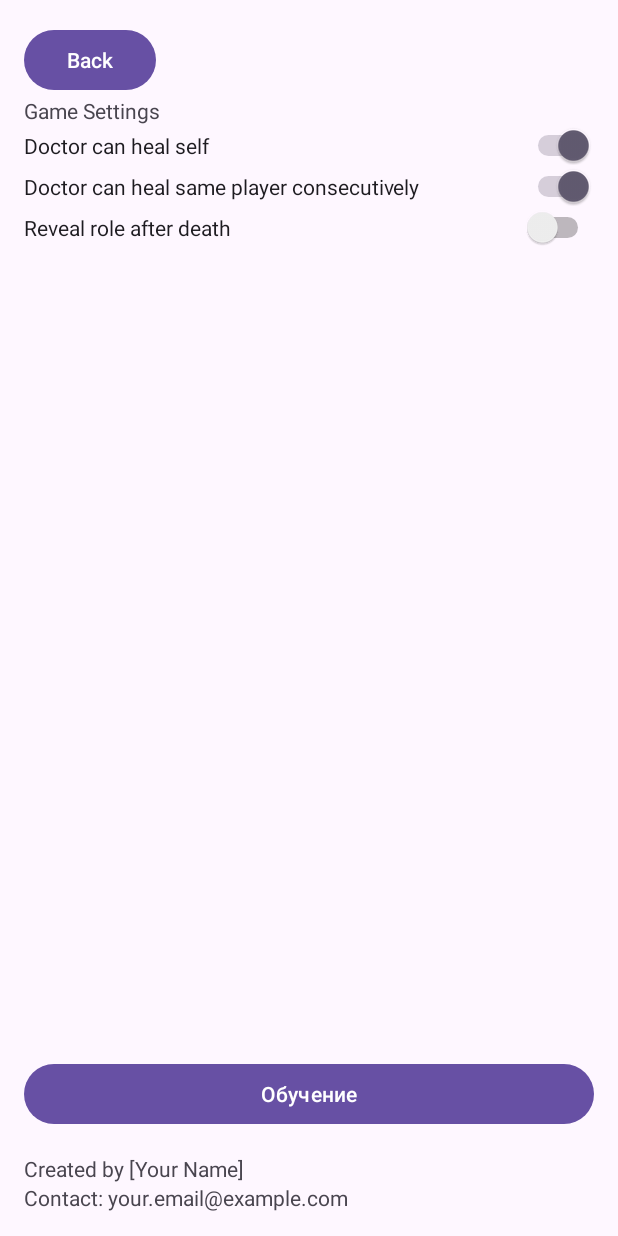
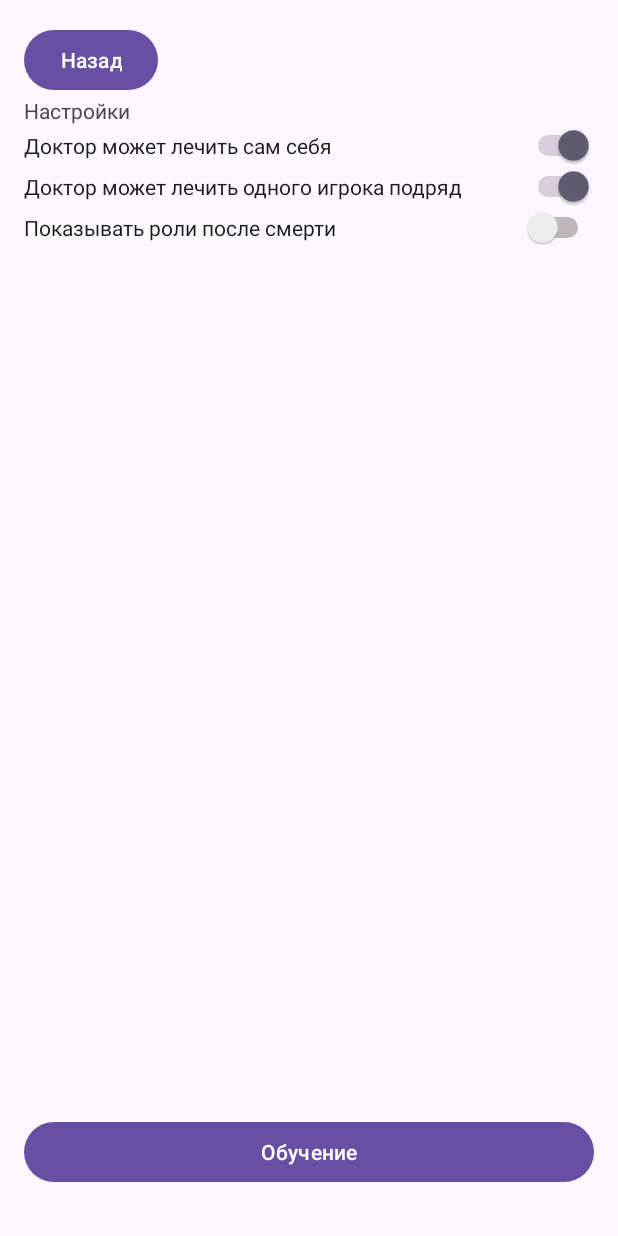
Before and after one commit to mrSaydron/mafiaGame, an Android app: the SettingsFragment screen opened through its navigation route, on a phone screen of 412 x 824 dp. Run offline under Robolectric (Android 15) with nearby library versions, the phone set to English and light mode, and no system bars.

Commit message:
перевел остатки английского

```diff
--- a/app/src/main/res/layout/fragment_settings.xml
+++ b/app/src/main/res/layout/fragment_settings.xml
@@ -6,16 +6,14 @@
     android:orientation="vertical"
     android:padding="16dp">
 
-    <!-- Кнопка для возврата на экран игроков -->
     <Button
         android:id="@+id/backButton"
         android:layout_width="wrap_content"
         android:layout_height="wrap_content"
-        android:text="Back" />
+        android:text="Назад" />
 
-    <!-- Настройки игры -->
     <TextView
-        android:text="Game Settings"
+        android:text="Настройки"
         android:layout_height="wrap_content"
         android:layout_width="match_parent"/>
 
@@ -23,25 +21,26 @@
         android:id="@+id/languageSpinner"
         android:layout_width="match_parent"
         android:layout_height="wrap_content"
-        android:entries="@array/languages_array" />
+        android:entries="@array/languages_array"
+        android:visibility="gone"/>
 
     <Switch
         android:id="@+id/doctorSelfHealSwitch"
         android:layout_width="match_parent"
         android:layout_height="wrap_content"
-        android:text="Doctor can heal self" />
+        android:text="Доктор может лечить сам себя" />
 
     <Switch
         android:id="@+id/doctorHealSameSwitch"
         android:layout_width="match_parent"
         android:layout_height="wrap_content"
-        android:text="Doctor can heal same player consecutively" />
+        android:text="Доктор может лечить одного игрока подряд" />
 
     <Switch
         android:id="@+id/revealRoleSwitch"
         android:layout_width="match_parent"
         android:layout_height="wrap_content"
-        android:text="Reveal role after death" />
+        android:text="Показывать роли после смерти" />
 
     <Space
         android:layout_width="match_parent"
@@ -56,15 +55,16 @@
         android:text="Обучение"
         android:layout_marginBottom="16dp"/>
 
-    <!-- Информация об авторе -->
     <TextView
         android:layout_width="wrap_content"
         android:layout_height="wrap_content"
-        android:text="Created by [Your Name]" />
+        android:text="Сделано mrSaydron"
+        android:visibility="gone"/>
 
     <TextView
         android:layout_width="wrap_content"
         android:layout_height="wrap_content"
-        android:text="Contact: your.email@example.com" />
+        android:text="Контакты: mrsaydron@gmail.com"
+        android:visibility="gone"/>
 
 </LinearLayout>
```
